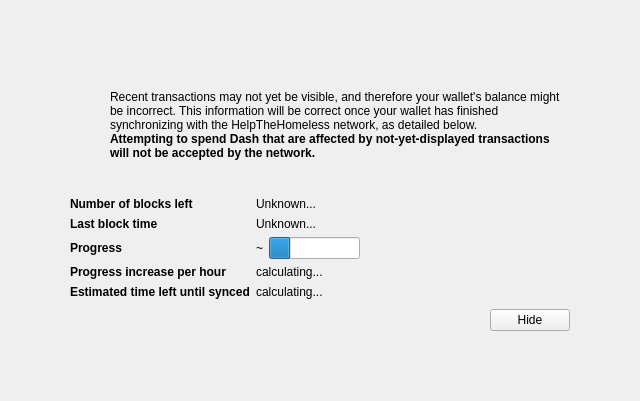
The window that src/qt/forms/modaloverlay.ui (devilking6105/HTH) describes before a commit, drawn with Qt 5.
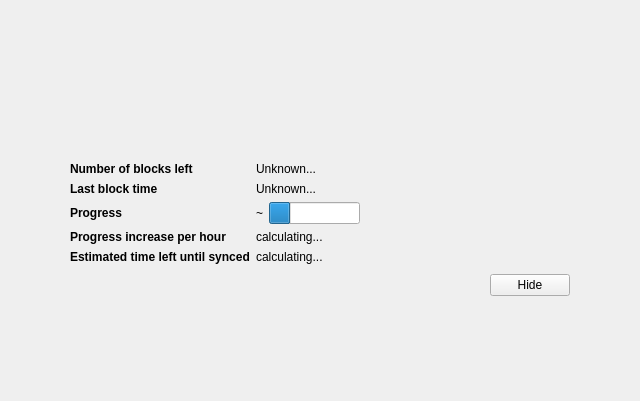
The same window after the commit. Icons and pictures are not drawn. Custom widgets are drawn as their Qt base class.

```diff
--- a/src/qt/forms/modaloverlay.ui
+++ b/src/qt/forms/modaloverlay.ui
@@ -128,7 +128,9 @@
              <item>
               <widget class="QLabel" name="infoText">
                <property name="text">
+                <font color="#34bcaa">
                 <string>Recent transactions may not yet be visible, and therefore your wallet's balance might be incorrect. This information will be correct once your wallet has finished synchronizing with the HelpTheHomeless network, as detailed below.</string>
+                </font>
                </property>
                <property name="textFormat">
                 <enum>Qt::RichText</enum>
@@ -147,7 +149,9 @@
                 </font>
                </property>
                <property name="text">
+                <font color="#34bcaa">
                 <string>Attempting to spend Dash that are affected by not-yet-displayed transactions will not be accepted by the network.</string>
+                </font>
                </property>
                <property name="textFormat">
                 <enum>Qt::RichText</enum>
```
Lines whose indentation alone changed are shown as unchanged.
